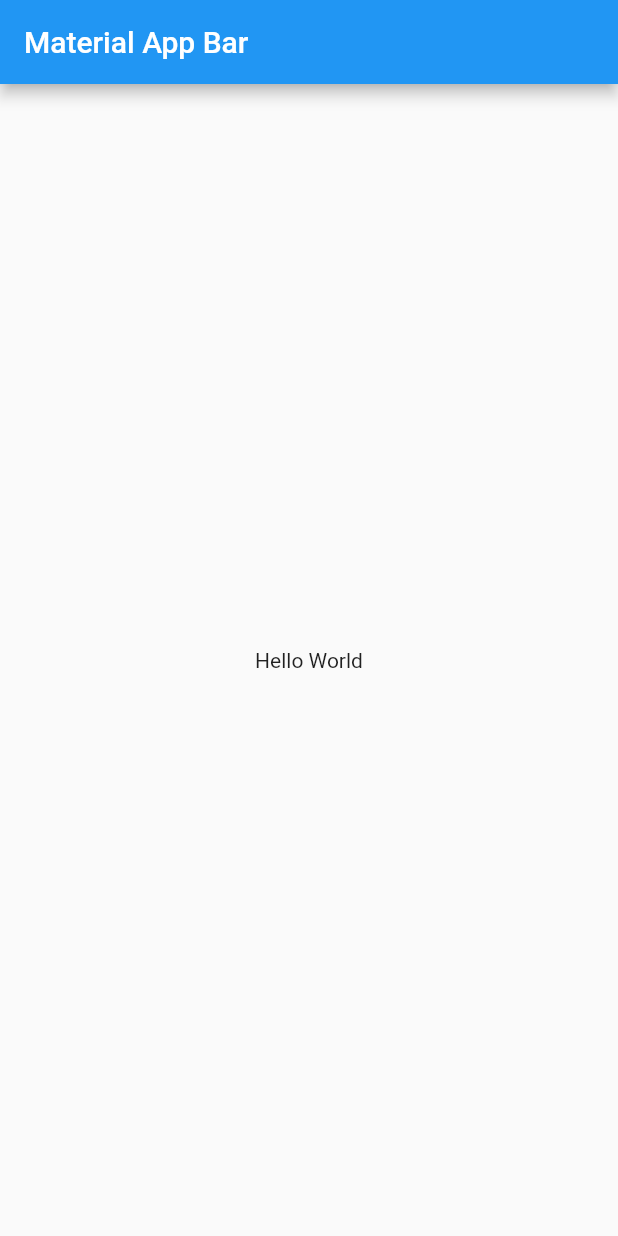
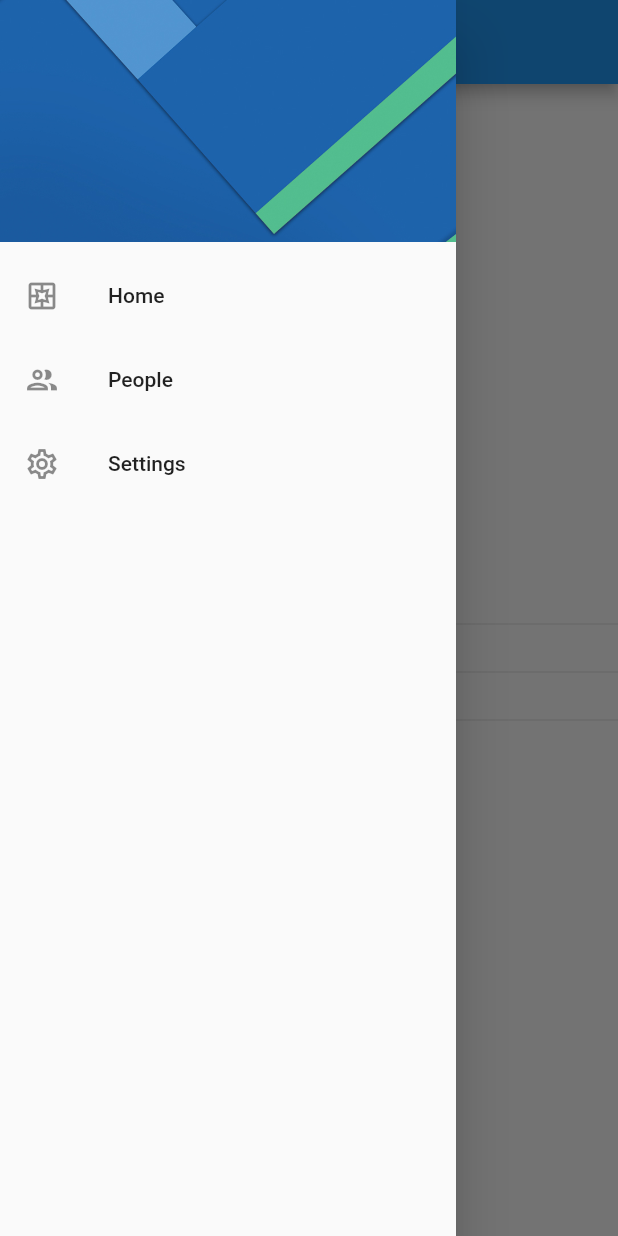
Before and after one commit to anibalmunoz/preferences_app, a Flutter app: the screen it shows after launch, with the side drawer open (before the commit the screen has no drawer), on a phone screen of 412 x 824 dp. Run offline on Flutter 3.47's test engine with Material 2 defaults, Android fonts, the phone set to English and light mode, and no system bars; our stand-ins replace shared_preferences.

Commit message:
finish course app

```diff
--- a/lib/main.dart
+++ b/lib/main.dart
@@ -1,6 +1,16 @@
 import 'package:flutter/material.dart';
+import 'package:preferences_app/pages/pages.dart';
+import 'package:preferences_app/providers/theme_provider.dart';
+import 'package:preferences_app/utils/preferences.dart';
+import 'package:provider/provider.dart';
 
-void main() => runApp(const MyApp());
+void main() async {
+  WidgetsFlutterBinding.ensureInitialized();
+  await Preferences.init();
+  runApp(MultiProvider(
+      providers: [ChangeNotifierProvider(create: (context) => ThemeProvider(isDarkMode: Preferences.isDarkMode))],
+      child: const MyApp()));
+}
 
 class MyApp extends StatelessWidget {
   const MyApp({super.key});
@@ -8,17 +18,14 @@ class MyApp extends StatelessWidget {
   @override
   Widget build(BuildContext context) {
     return MaterialApp(
-      title: 'Material App',
-      home: Scaffold(
-        appBar: AppBar(
-          title: Text('Material App Bar'),
-        ),
-        body: Center(
-          child: Container(
-            child: Text('Hello World'),
-          ),
-        ),
-      ),
+      debugShowCheckedModeBanner: false,
+      title: 'Preferences App',
+      initialRoute: HomePage.routeName,
+      routes: {
+        HomePage.routeName: (context) => const HomePage(),
+        SettingsPage.routeName: (context) => const SettingsPage()
+      },
+      theme: Provider.of<ThemeProvider>(context).currentTheme,
     );
   }
 }
--- a/lib/pages/home_page.dart
+++ b/lib/pages/home_page.dart
@@ -1,12 +1,25 @@
 import 'package:flutter/material.dart';
+import 'package:preferences_app/utils/preferences.dart';
+import 'package:preferences_app/widgets/widgets.dart';
 
 class HomePage extends StatelessWidget {
   const HomePage({Key? key}) : super(key: key);
 
+  static const String routeName = "home";
+
   @override
   Widget build(BuildContext context) {
     return Scaffold(
-      body: Container(),
+      appBar: AppBar(title: const Text("Home")),
+      drawer: const CustomDrawer(),
+      body: Column(mainAxisAlignment: MainAxisAlignment.center, children: [
+        Text("Dark Mode: ${Preferences.isDarkMode}"),
+        const Divider(),
+        Text("Género : ${Preferences.gender}"),
+        const Divider(),
+        Text("Nombre de usuario: ${Preferences.name}"),
+        const Divider(),
+      ]),
     );
   }
 }
--- /dev/null
+++ b/lib/pages/pages.dart
@@ -0,0 +1,2 @@
+export 'package:preferences_app/pages/home_page.dart';
+export 'package:preferences_app/pages/settings_page.dart';
--- /dev/null
+++ b/lib/providers/theme_provider.dart
@@ -0,0 +1,17 @@
+import 'package:flutter/material.dart';
+
+class ThemeProvider extends ChangeNotifier {
+  ThemeData currentTheme;
+
+  ThemeProvider({required bool isDarkMode}) : currentTheme = isDarkMode ? ThemeData.dark() : ThemeData.light();
+
+  setLightMode() {
+    currentTheme = ThemeData.light();
+    notifyListeners();
+  }
+
+  setDarkMode() {
+    currentTheme = ThemeData.dark();
+    notifyListeners();
+  }
+}
--- /dev/null
+++ b/lib/utils/preferences.dart
@@ -0,0 +1,32 @@
+import 'package:shared_preferences/shared_preferences.dart';
+
+class Preferences {
+  Preferences._();
+
+  static late SharedPreferences _prefs;
+  static String _name = "";
+  static bool _isDarkMode = false;
+  static int _gender = 1;
+
+  static Future init() async {
+    _prefs = await SharedPreferences.getInstance();
+  }
+
+  static String get name => _prefs.getString("name") ?? _name;
+  static set name(String name) {
+    _name = name;
+    _prefs.setString("name", name);
+  }
+
+  static bool get isDarkMode => _prefs.getBool("isDarkMode") ?? _isDarkMode;
+  static set isDarkMode(bool isDarkMode) {
+    _isDarkMode = isDarkMode;
+    _prefs.setBool("isDarkMode", isDarkMode);
+  }
+
+  static int get gender => _prefs.getInt("gender") ?? _gender;
+  static set gender(int gender) {
+    _gender = gender;
+    _prefs.setInt("gender", gender);
+  }
+}
--- /dev/null
+++ b/lib/widgets/custom_drawer.dart
@@ -0,0 +1,50 @@
+import 'package:flutter/material.dart';
+import 'package:preferences_app/pages/pages.dart';
+
+class CustomDrawer extends StatelessWidget {
+  const CustomDrawer({Key? key}) : super(key: key);
+
+  @override
+  Widget build(BuildContext context) {
+    return Drawer(
+      child: ListView(padding: EdgeInsets.zero, children: [
+        const _DrawerHeader(),
+        ListTile(
+            leading: const Icon(Icons.pages_outlined),
+            title: const Text("Home"),
+            onTap: () {
+              Navigator.pop(context);
+              Navigator.pushNamed(context, HomePage.routeName);
+            }),
+        ListTile(
+          leading: const Icon(Icons.people_outlined),
+          title: const Text("People"),
+          onTap: () {},
+        ),
+        ListTile(
+          leading: const Icon(Icons.settings_outlined),
+          title: const Text("Settings"),
+          onTap: () {
+            Navigator.pop(context);
+            Navigator.pushReplacementNamed(context, SettingsPage.routeName);
+          },
+        ),
+      ]),
+    );
+  }
+}
+
+class _DrawerHeader extends StatelessWidget {
+  const _DrawerHeader({
+    Key? key,
+  }) : super(key: key);
+
+  @override
+  Widget build(BuildContext context) {
+    return DrawerHeader(
+      decoration:
+          const BoxDecoration(image: DecorationImage(image: AssetImage("assets/menu-img.jpg"), fit: BoxFit.cover)),
+      child: Container(),
+    );
+  }
+}
--- /dev/null
+++ b/lib/widgets/widgets.dart
@@ -0,0 +1 @@
+export 'package:preferences_app/widgets/custom_drawer.dart';
```
Also changed, not shown: lib/pages/settings_page.dart (+67 -3 lines), pubspec.yaml (+8 -64 lines), assets/menu-img.jpg (added), pubspec.lock.
